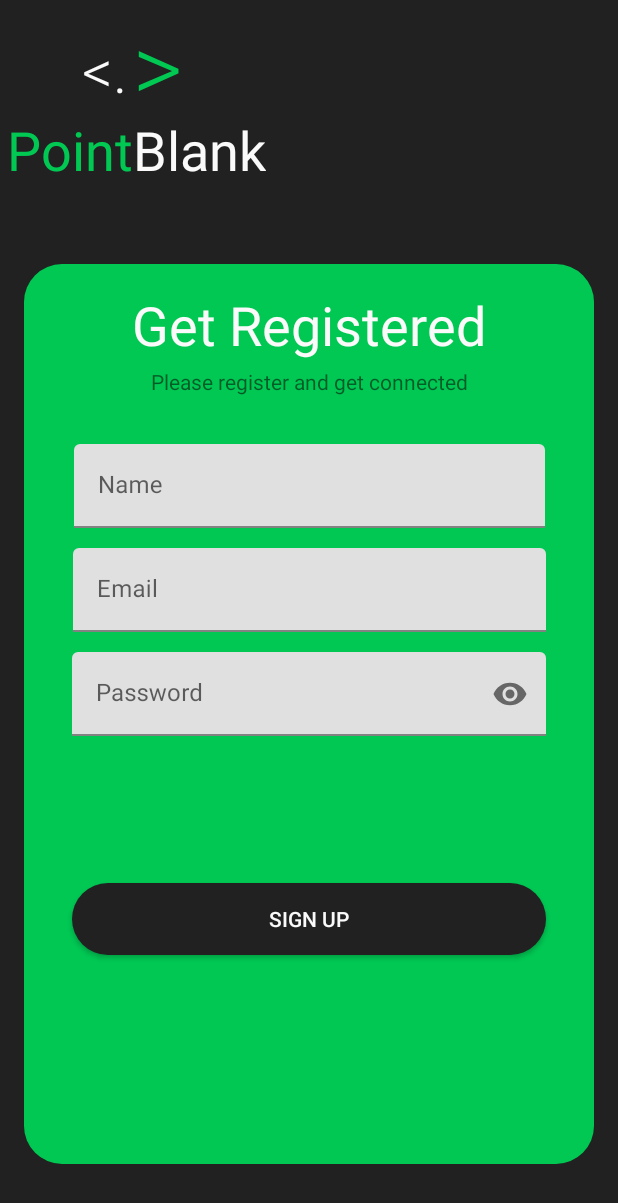
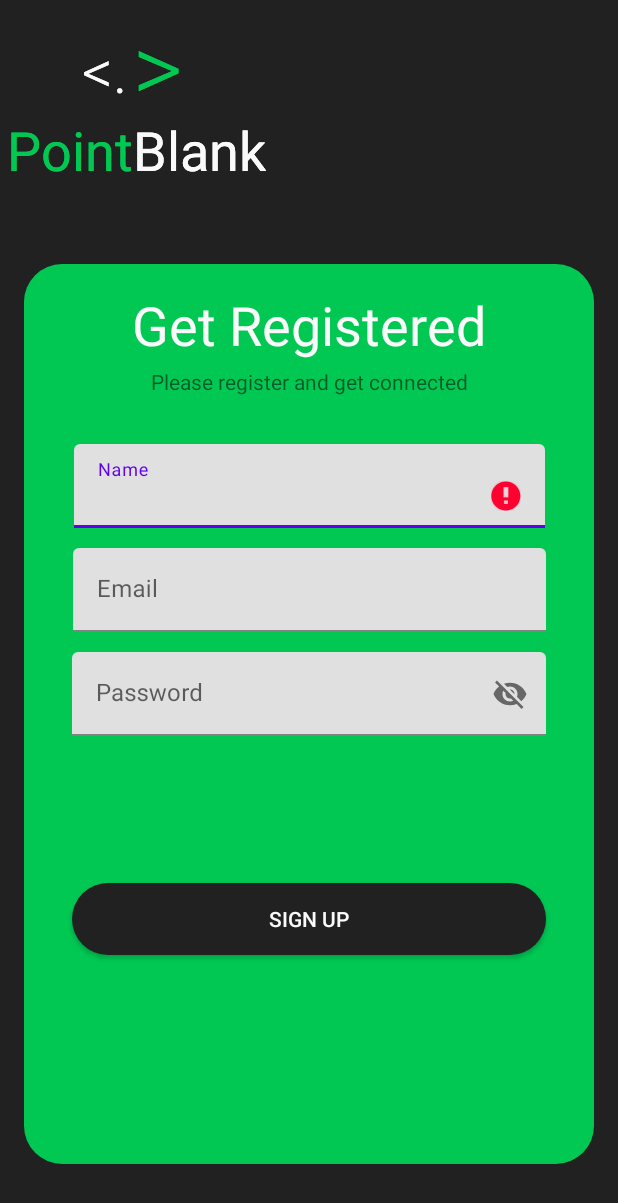
Before and after one commit to shreyasbhakta/PointBlank, an Android app: the SignUpFragment screen opened through its navigation route, after a tap on an icon or button, on a phone screen of 412 x 824 dp. Shown: the top 1203 px of the screen. Run offline under Robolectric (Android 15) with nearby library versions, the phone set to English and light mode, and no system bars; our stand-ins replace Firebase (no records; nobody signed in at launch, a user with empty details on screens opened directly); 1 other tap on this screen came first.

Commit message:
Login and SignUp

```diff
--- a/app/build.gradle
+++ b/app/build.gradle
@@ -6,6 +6,9 @@ apply plugin: 'com.google.gms.google-services'
 android {
     compileSdkVersion 29
     buildToolsVersion "29.0.3"
+    dataBinding {
+        enabled = true
+    }
 
     defaultConfig {
         applicationId "com.dscepointblank.pointblank"
@@ -51,6 +54,8 @@ dependencies {
     implementation 'androidx.swiperefreshlayout:swiperefreshlayout:1.1.0'
 
 
+    implementation 'com.google.firebase:firebase-auth:19.3.2'
+    implementation 'androidx.lifecycle:lifecycle-extensions:2.2.0'
     testImplementation 'junit:junit:4.12'
 
     implementation 'com.google.android.material:material:1.1.0'
@@ -80,4 +85,5 @@ dependencies {
     implementation "androidx.fragment:fragment-ktx:1.2.5"
 
     implementation 'jp.wasabeef:blurry:3.0.0'
+
 }
--- /dev/null
+++ b/app/src/main/java/com/dscepointblank/pointblank/ui/fragments/SignUp/SignUpFragment.kt
@@ -0,0 +1,97 @@
+package com.dscepointblank.pointblank.ui.fragments.SignUp
+
+import android.annotation.SuppressLint
+import android.content.Intent
+import android.graphics.Color
+import android.os.Bundle
+import android.util.Log
+import android.util.Patterns
+import androidx.fragment.app.Fragment
+import android.view.LayoutInflater
+import android.view.View
+import android.view.ViewGroup
+import android.view.WindowManager
+import android.widget.Toast
+import androidx.lifecycle.ViewModelProvider
+import androidx.lifecycle.ViewModelProviders
+import com.dscepointblank.pointblank.R
+import com.dscepointblank.pointblank.ui.activities.HomeActivity
+import com.google.firebase.auth.FirebaseAuth
+import kotlinx.android.synthetic.main.fragment_sign_up.*
+
+
+class SignUpFragment : Fragment() {
+    companion object{
+        fun newInstance()=
+            SignUpFragment()
+    }
+    private lateinit var viewModel: SignUpViewModel
+    private lateinit var auth: FirebaseAuth
+    var TAG= "HomeActivity"
+
+
+    override fun onCreate(savedInstanceState: Bundle?) {
+        super.onCreate(savedInstanceState)
+
+        val window =  activity?.window
+        window?.addFlags(WindowManager.LayoutParams.FLAG_DRAWS_SYSTEM_BAR_BACKGROUNDS)
+        window?.statusBarColor = Color.parseColor("#009A40")
+    }
+
+    override fun onCreateView(
+        inflater: LayoutInflater, container: ViewGroup?,
+        savedInstanceState: Bundle?
+    ): View? {
+
+
+
+        // Inflate the layout for this fragment
+        return inflater.inflate(R.layout.fragment_sign_up, container, false)
+    }
+
+    @SuppressLint("ShowToast")
+    override fun onActivityCreated(savedInstanceState: Bundle?) {
+        super.onActivityCreated(savedInstanceState)
+        viewModel=ViewModelProviders.of(this).get(SignUpViewModel::class.java)
+        auth = FirebaseAuth.getInstance()
+        signup_proceed.setOnClickListener() {
+            val name=et_name.text.toString()
+            val email=et_email.text.toString()
+            val password=et_password.text.toString()
+
+
+            if(name.isEmpty()){
+                et_name.error="Name Empty"
+                et_name.requestFocus()
+            }else if (email.isEmpty()){
+                et_email.error="Email Empty"
+                et_email.requestFocus()
+            }else if (!Patterns.EMAIL_ADDRESS.matcher(email).matches()){
+                et_email.error="invalid email"
+                et_email.requestFocus()
+            }else if (password.isEmpty()){
+                et_password.error="Password Empty"
+                et_password.requestFocus()
+            }else{
+                auth.createUserWithEmailAndPassword(email,password)
+                    .addOnCompleteListener() { task ->
+                        if (task.isSuccessful){
+                            Log.d(TAG,"hello")
+                            val intent= Intent(requireContext(),HomeActivity::class.java)
+                            intent.addFlags(Intent.FLAG_ACTIVITY_CLEAR_TOP)
+                            startActivity(intent)
+                            activity?.finish()
+                        }else{
+                            Toast.makeText(context,"Authentication failed",Toast.LENGTH_SHORT).show()
+                            Log.d(TAG,"Authentication failed")
+                        }
+                    }
+                    .addOnFailureListener { task ->
+                        Log.d(TAG,"$task")
+                    }
+            }
+        }
+    }
+
+
+}
--- /dev/null
+++ b/app/src/main/java/com/dscepointblank/pointblank/ui/fragments/SignUp/SignUpViewModal.kt
@@ -0,0 +1,7 @@
+package com.dscepointblank.pointblank.ui.fragments.SignUp
+
+import androidx.lifecycle.ViewModel
+
+class SignUpViewModel : ViewModel() {
+    // TODO: Implement the ViewModel
+}
--- a/app/src/main/java/com/dscepointblank/pointblank/ui/fragments/SignUpFragment.kt
+++ /dev/null
@@ -1,33 +0,0 @@
-package com.dscepointblank.pointblank.ui.fragments
-
-import android.graphics.Color
-import android.os.Bundle
-import androidx.fragment.app.Fragment
-import android.view.LayoutInflater
-import android.view.View
-import android.view.ViewGroup
-import android.view.WindowManager
-import com.dscepointblank.pointblank.R
-
-class SignUpFragment : Fragment() {
-
-    override fun onCreate(savedInstanceState: Bundle?) {
-        super.onCreate(savedInstanceState)
-
-        val window =  activity?.window
-        window?.addFlags(WindowManager.LayoutParams.FLAG_DRAWS_SYSTEM_BAR_BACKGROUNDS)
-        window?.statusBarColor = Color.parseColor("#009A40")
-    }
-
-    override fun onCreateView(
-        inflater: LayoutInflater, container: ViewGroup?,
-        savedInstanceState: Bundle?
-    ): View? {
-
-
-
-        // Inflate the layout for this fragment
-        return inflater.inflate(R.layout.fragment_sign_up, container, false)
-    }
-
-}
--- a/app/src/main/res/layout/fragment_sign_up.xml
+++ b/app/src/main/res/layout/fragment_sign_up.xml
@@ -1,15 +1,17 @@
 <?xml version="1.0" encoding="utf-8"?>
-<androidx.constraintlayout.widget.ConstraintLayout xmlns:android="http://schemas.android.com/apk/res/android"
+<androidx.constraintlayout.widget.ConstraintLayout
+    xmlns:android="http://schemas.android.com/apk/res/android"
     xmlns:app="http://schemas.android.com/apk/res-auto"
     xmlns:tools="http://schemas.android.com/tools"
     android:layout_width="match_parent"
     android:layout_height="match_parent"
     android:background="@color/deepBlack"
     android:theme="@style/Theme.MaterialComponents.DayNight.NoActionBar"
-    tools:context=".ui.fragments.SignUpFragment">
+    tools:context=".ui.fragments.SignUp.SignUpFragment">
 
+    <include layout="@layout/logo"/>
     <androidx.appcompat.widget.AppCompatButton
-        android:id="@+id/appCompatButton3"
+        android:id="@+id/signup_proceed"
         android:layout_width="0dp"
         android:layout_height="wrap_content"
         android:layout_marginStart="32dp"
@@ -21,7 +23,7 @@
         app:layout_constraintEnd_toEndOf="@+id/group"
         app:layout_constraintHorizontal_bias="0.5"
         app:layout_constraintStart_toStartOf="@+id/group"
-        app:layout_constraintTop_toBottomOf="@+id/textInputLayout5"
+        app:layout_constraintTop_toBottomOf="@+id/signup_password"
         app:layout_constraintVertical_bias="0.31" />
 
     <androidx.constraintlayout.widget.Group
@@ -80,7 +82,7 @@
         app:layout_constraintTop_toBottomOf="@+id/textView38" />
 
     <com.google.android.material.textfield.TextInputLayout
-        android:id="@+id/textInputLayout3"
+        android:id="@+id/signup_name"
         android:layout_width="314dp"
         android:layout_height="69dp"
         android:layout_marginStart="32dp"
@@ -94,40 +96,46 @@
         app:layout_constraintVertical_bias="0.050000012">
 
         <com.google.android.material.textfield.TextInputEditText
+            android:id="@+id/et_name"
             android:layout_width="match_parent"
             android:layout_height="wrap_content"
+            android:inputType="textPersonName"
             android:hint="Name" />
     </com.google.android.material.textfield.TextInputLayout>
 
     <com.google.android.material.textfield.TextInputLayout
-        android:id="@+id/textInputLayout4"
+        android:id="@+id/signup_email"
         android:layout_width="315dp"
         android:layout_height="69dp"
         app:layout_constraintBottom_toBottomOf="parent"
-        app:layout_constraintEnd_toEndOf="@+id/textInputLayout3"
-        app:layout_constraintStart_toStartOf="@+id/textInputLayout3"
-        app:layout_constraintTop_toBottomOf="@+id/textInputLayout3"
+        app:layout_constraintEnd_toEndOf="@+id/signup_name"
+        app:layout_constraintStart_toStartOf="@+id/signup_name"
+        app:layout_constraintTop_toBottomOf="@+id/signup_name"
         app:layout_constraintVertical_bias="0.0">
 
         <com.google.android.material.textfield.TextInputEditText
+            android:id="@+id/et_email"
             android:layout_width="match_parent"
             android:layout_height="wrap_content"
+            android:inputType="textEmailAddress"
             android:hint="Email" />
     </com.google.android.material.textfield.TextInputLayout>
 
     <com.google.android.material.textfield.TextInputLayout
-        android:id="@+id/textInputLayout5"
+        android:id="@+id/signup_password"
         android:layout_width="316dp"
         android:layout_height="69dp"
         app:layout_constraintBottom_toBottomOf="parent"
         app:endIconMode="password_toggle"
-        app:layout_constraintEnd_toEndOf="@+id/textInputLayout4"
-        app:layout_constraintStart_toStartOf="@+id/textInputLayout4"
-        app:layout_constraintTop_toBottomOf="@+id/textInputLayout4"
+        app:layout_constraintEnd_toEndOf="@+id/signup_email"
+        app:layout_constraintStart_toStartOf="@+id/signup_email"
+        app:layout_constraintTop_toBottomOf="@+id/signup_email"
         app:layout_constraintVertical_bias="0.0">
 
         <com.google.android.material.textfield.TextInputEditText
+            android:id="@+id/et_password"
             android:layout_width="match_parent"
+            android:inputType="textPassword"
             android:layout_height="wrap_content"
             android:hint="Password" />
     </com.google.android.material.textfield.TextInputLayout>
--- a/app/src/main/res/navigation/start_setup.xml
+++ b/app/src/main/res/navigation/start_setup.xml
@@ -37,7 +37,7 @@
     </fragment>
     <fragment
         android:id="@+id/loginFragment"
-        android:name="com.dscepointblank.pointblank.ui.fragments.LoginFragment"
+        android:name="com.dscepointblank.pointblank.ui.fragments.Login.LoginFragment"
         android:label="fragment_login"
         tools:layout="@layout/fragment_login" >
         <action
@@ -52,7 +52,11 @@
     </fragment>
     <fragment
         android:id="@+id/signUpFragment2"
-        android:name="com.dscepointblank.pointblank.ui.fragments.SignUpFragment"
+        android:name="com.dscepointblank.pointblank.ui.fragments.SignUp.SignUpFragment"
         android:label="fragment_sign_up"
-        tools:layout="@layout/fragment_sign_up" />
+        tools:layout="@layout/fragment_sign_up" >
+        <action
+            android:id="@+id/action_signUpFragment2_to_loginFragment"
+            app:destination="@id/loginFragment" />
+    </fragment>
 </navigation>
```
Also changed, not shown: app/src/main/AndroidManifest.xml (+7 -14 lines), app/src/main/java/com/dscepointblank/pointblank/ui/activities/LoginActivity.kt (added, +16 -0 lines), app/src/main/java/com/dscepointblank/pointblank/ui/activities/SignUpActivity.kt (added, +12 -0 lines), app/src/main/java/com/dscepointblank/pointblank/ui/fragments/Login/LoginFragment.kt (added, +103 -0 lines), app/src/main/java/com/dscepointblank/pointblank/ui/fragments/Login/LoginViewModel.kt (added, +7 -0 lines), app/src/main/java/com/dscepointblank/pointblank/ui/fragments/LoginFragment.kt (deleted, +0 -41 lines), app/src/main/res/layout/activity_login.xml (added, +9 -0 lines), app/src/main/res/layout/activity_sign_up.xml (added, +9 -0 lines), app/src/main/res/layout/fragment_login.xml (+15 -13 lines).
